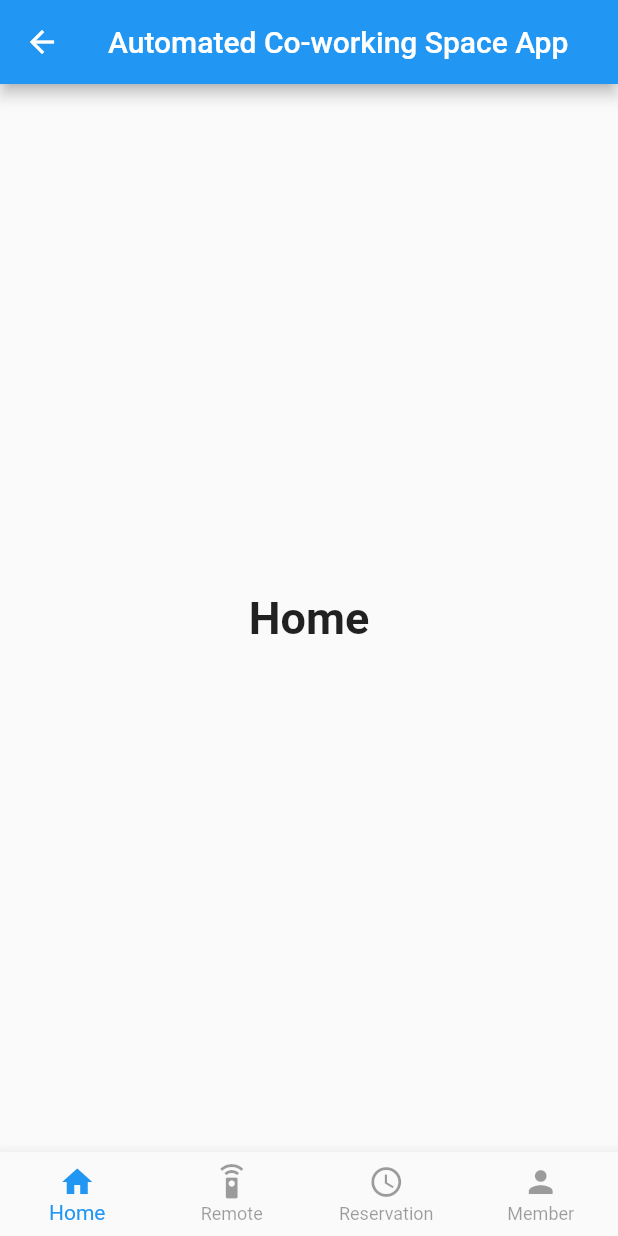
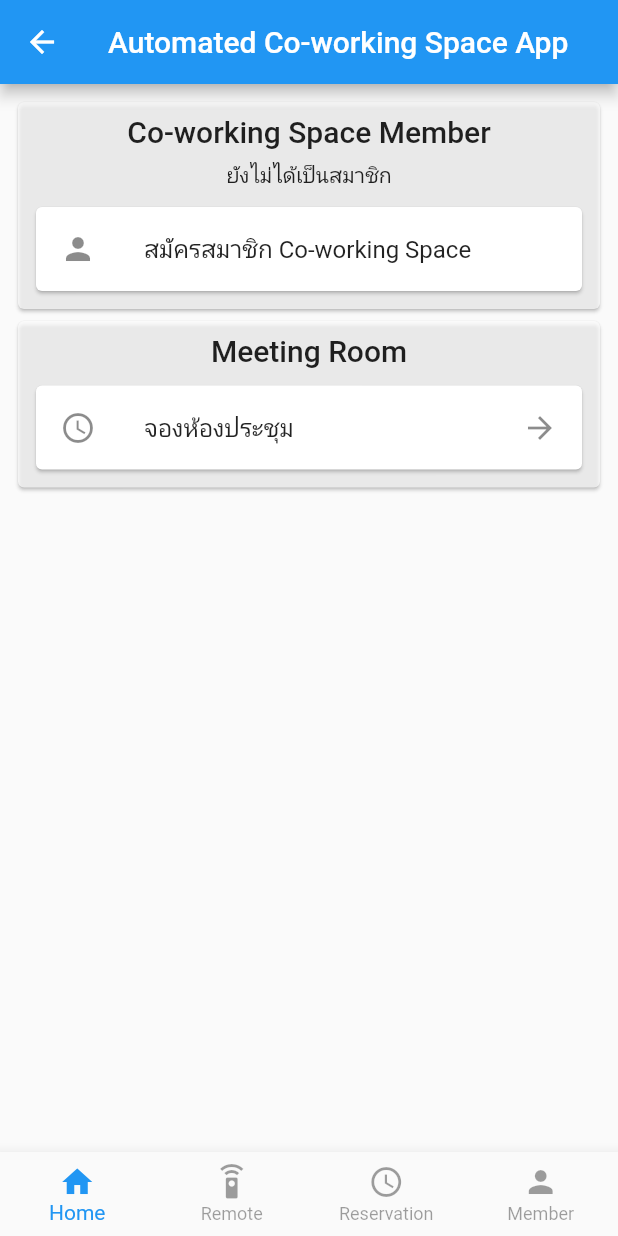
Before and after one commit to PlayingSpree/AutoCoWorkingSpaceSystem, a Flutter app: the MainPage screen opened by its route, on a phone screen of 412 x 824 dp. Run offline on Flutter 3.47's test engine with Material 2 defaults, Android fonts, the light colour scheme and no system bars; our stand-ins replace google_sign_in, shared_preferences; missing offline and left inert: flutter_facebook_login; accounts and stored records are empty.

Commit message:
Mobile: Home Page UI

```diff
--- /dev/null
+++ b/Mobile/acws_app/lib/app_style.dart
@@ -0,0 +1,6 @@
+import 'package:flutter/material.dart';
+
+class AppTextStyle {
+  static const TextStyle HeaderText =
+      const TextStyle(fontSize: 20, fontWeight: FontWeight.w500);
+}
--- a/Mobile/acws_app/lib/app_util.dart
+++ b/Mobile/acws_app/lib/app_util.dart
@@ -23,7 +23,7 @@ Future<dynamic> httpGetRequest(String url, BuildContext context) async {
       Navigator.pushReplacementNamed(context, '/login');
     }
   } else {
-    throw Exception(response);
+    throw Exception(response.body);
   }
   return null;
 }
@@ -56,7 +56,7 @@ Future<dynamic> httpRequest(String url, var body, BuildContext context,
       Navigator.pushReplacementNamed(context, '/login');
     }
   } else {
-    throw Exception(response);
+    throw Exception(response.body);
   }
   return null;
 }
--- a/Mobile/acws_app/lib/home.dart
+++ /dev/null
@@ -1 +0,0 @@
-import 'package:flutter/material.dart';
--- a/Mobile/acws_app/lib/main.dart
+++ b/Mobile/acws_app/lib/main.dart
@@ -1,9 +1,10 @@
+import 'file:///E:/GitRepo/AutoCoWorkingSpaceSystem/Mobile/acws_app/lib/page/home/home.dart';
+import 'file:///E:/GitRepo/AutoCoWorkingSpaceSystem/Mobile/acws_app/lib/page/profile/profile.dart';
 import 'package:animations/animations.dart';
-import 'package:acws_app/member.dart';
 import 'package:flutter/material.dart';
 
-import 'login.dart';
-import 'remote.dart';
+import 'page/login/login.dart';
+import 'page/remote/remote.dart';
 
 void main() => runApp(MyApp());
 
@@ -35,13 +36,7 @@ class _MainPageState extends State<MainPage> {
   static const TextStyle optionStyle =
       TextStyle(fontSize: 30, fontWeight: FontWeight.bold);
   static var _widgetOptions = [
-    Center(
-      key: UniqueKey(),
-      child: Text(
-        'Home',
-        style: optionStyle,
-      ),
-    ),
+    HomePage(),
     RemotePage(),
     Center(
       key: UniqueKey(),
--- /dev/null
+++ b/Mobile/acws_app/lib/page/home/home.dart
@@ -0,0 +1,72 @@
+import 'package:acws_app/app_style.dart';
+import 'package:acws_app/app_transition_route.dart';
+import 'package:acws_app/page/home/reserve.dart';
+import 'package:acws_app/page/home/subscribe.dart';
+import 'package:flutter/material.dart';
+
+class HomePage extends StatefulWidget {
+  @override
+  _HomePageState createState() => _HomePageState();
+}
+
+class _HomePageState extends State<HomePage> {
+  @override
+  Widget build(BuildContext context) {
+    return ListView(
+      padding: const EdgeInsets.all(8.0),
+      children: [
+        Card(
+          margin: const EdgeInsets.all(4.0),
+          color: Colors.white70,
+          child: Padding(
+            padding: const EdgeInsets.all(8.0),
+            child: Column(
+              children: [
+                Text('Co-working Space Member', style: AppTextStyle.HeaderText),
+                SizedBox(height: 8),
+                Text('ยังไม่ได้เป็นสมาชิก'),
+                SizedBox(height: 8),
+                Card(
+                  child: ListTile(
+                    leading: Icon(Icons.person),
+                    title: Text('สมัครสมาชิก Co-working Space'),
+                    onTap: () {
+                      Navigator.of(context).push(SlideLeftRoute(
+                          exitPage: this.widget, enterPage: Subscribe()));
+                    },
+                  ),
+                ),
+              ],
+            ),
+          ),
+        ),
+        Card(
+          margin: const EdgeInsets.all(4.0),
+          color: Colors.white70,
+          child: Padding(
+            padding: const EdgeInsets.all(8.0),
+            child: Column(
+              children: [
+                Text('Meeting Room',
+                    style:
+                        TextStyle(fontSize: 20, fontWeight: FontWeight.w500)),
+                SizedBox(height: 8),
+                Card(
+                  child: ListTile(
+                    leading: Icon(Icons.schedule),
+                    trailing: Icon(Icons.arrow_forward),
+                    title: Text('จองห้องประชุม'),
+                    onTap: () {
+                      Navigator.of(context).push(SlideLeftRoute(
+                          exitPage: this.widget, enterPage: Reserve()));
+                    },
+                  ),
+                ),
+              ],
+            ),
+          ),
+        )
+      ],
+    );
+  }
+}
--- a/Mobile/acws_app/lib/login.dart
+++ b/Mobile/acws_app/lib/page/login/login.dart
@@ -7,9 +7,9 @@ import 'package:http/http.dart' as http;
 import 'package:shared_preferences/shared_preferences.dart';
 import 'package:google_sign_in/google_sign_in.dart';
 
-import 'app_config.dart' as appConfig;
+import '../../app_config.dart' as appConfig;
 import 'widget_register.dart';
-import 'icons/social_icons.dart';
+import '../../icons/social_icons.dart';
 
 class LoginPage extends StatefulWidget {
   @override
--- a/Mobile/acws_app/lib/widget_register.dart
+++ b/Mobile/acws_app/lib/page/login/widget_register.dart
@@ -4,7 +4,7 @@ import 'package:flutter/material.dart';
 import 'package:http/http.dart' as http;
 import 'package:shared_preferences/shared_preferences.dart';
 
-import 'app_config.dart' as appConfig;
+import '../../app_config.dart' as appConfig;
 
 class RegisterForm extends StatefulWidget {
   const RegisterForm(
```
Also changed, not shown: Mobile/acws_app/lib/page/home/reserve.dart (added, +65 -0 lines), Mobile/acws_app/lib/page/home/subscribe.dart (added, +31 -0 lines), Mobile/acws_app/lib/page/home/widget_card_detail_button.dart (added, +44 -0 lines), Mobile/acws_app/lib/page/remote/remote.dart (renamed from Mobile/acws_app/lib/remote.dart, +3 -4 lines), Mobile/acws_app/lib/page/profile/profile.dart (renamed from Mobile/acws_app/lib/member.dart), 1 other file.
